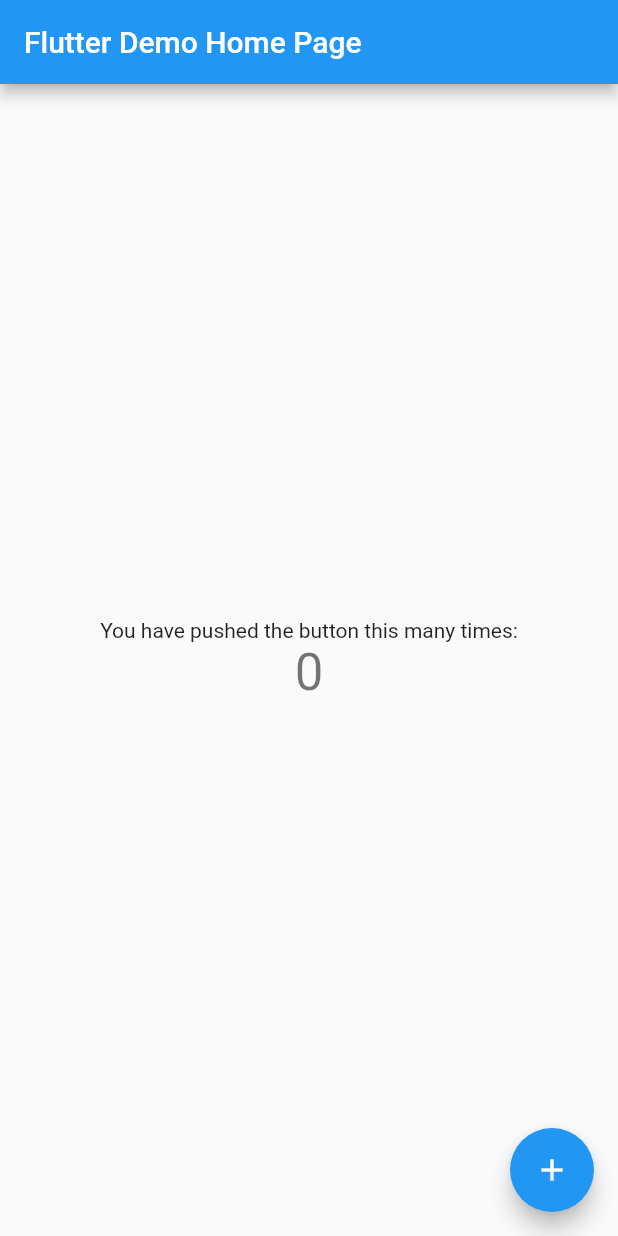
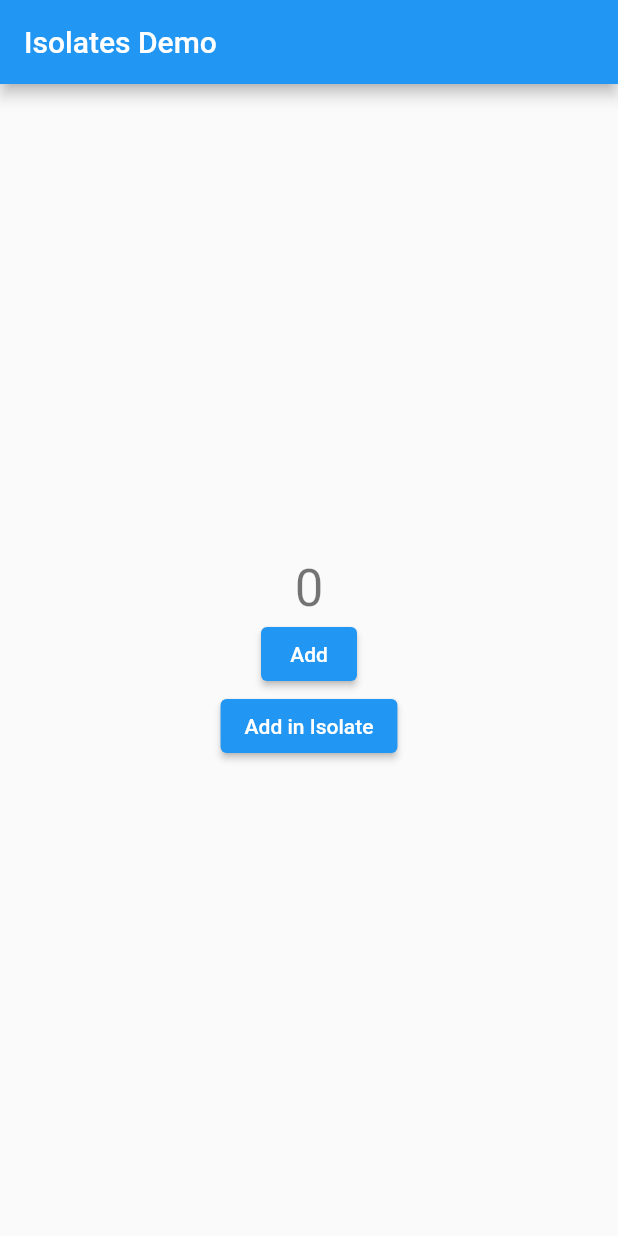
Before and after one commit to chloemk/Isolate, a Flutter app: the screen it shows after launch, on a phone screen of 412 x 824 dp. Run offline on Flutter 3.47's test engine with Material 2 defaults, Android fonts, the phone set to English and light mode, and no system bars.

Commit message:
add counter using isolate

```diff
--- a/lib/main.dart
+++ b/lib/main.dart
@@ -1,45 +1,54 @@
+import 'dart:isolate';
+
+import 'package:flutter/foundation.dart';
 import 'package:flutter/material.dart';
 
 void main() {
   runApp(const MyApp());
 }
 
+void isolateFunc(int finalNum) {
+  int _localCount = 0;
+
+  for (int i = 0; i < finalNum; i++) {
+    _localCount++;
+    if ((_localCount % 100) == 0) {
+      print('isolate: $_localCount');
+    }
+  }
+}
+
+int computeFunc(int finalNum) {
+  int _localCount = 0;
+
+  for (int i = 0; i < finalNum; i++) {
+    _localCount++;
+    if ((_localCount % 100) == 0) {
+      print('compute: $_localCount');
+    }
+  }
+  return _localCount;
+}
+
 class MyApp extends StatelessWidget {
   const MyApp({super.key});
 
-  // This widget is the root of your application.
   @override
   Widget build(BuildContext context) {
     return MaterialApp(
-      title: 'Flutter Demo',
+      title: 'Isolates Demo',
       theme: ThemeData(
-        // This is the theme of your application.
-        //
-        // Try running your application with "flutter run". You'll see the
-        // application has a blue toolbar. Then, without quitting the app, try
-        // changing the primarySwatch below to Colors.green and then invoke
-        // "hot reload" (press "r" in the console where you ran "flutter run",
-        // or simply save your changes to "hot reload" in a Flutter IDE).
-        // Notice that the counter didn't reset back to zero; the application
-        // is not restarted.
         primarySwatch: Colors.blue,
       ),
-      home: const MyHomePage(title: 'Flutter Demo Home Page'),
+      home: const MyHomePage(
+        title: 'Isolates Demo',
+      ),
     );
   }
 }
 
 class MyHomePage extends StatefulWidget {
   const MyHomePage({super.key, required this.title});
-
-  // This widget is the home page of your application. It is stateful, meaning
-  // that it has a State object (defined below) that contains fields that affect
-  // how it looks.
-
-  // This class is the configuration for the state. It holds the values (in this
-  // case the title) provided by the parent (in this case the App widget) and
-  // used by the build method of the State. Fields in a Widget subclass are
-  // always marked "final".
 
   final String title;
 
@@ -48,68 +57,50 @@ class MyHomePage extends StatefulWidget {
 }
 
 class _MyHomePageState extends State<MyHomePage> {
-  int _counter = 0;
+  int counter = 0;
 
-  void _incrementCounter() {
-    setState(() {
-      // This call to setState tells the Flutter framework that something has
-      // changed in this State, which causes it to rerun the build method below
-      // so that the display can reflect the updated values. If we changed
-      // _counter without calling setState(), then the build method would not be
-      // called again, and so nothing would appear to happen.
-      _counter++;
-    });
+  @override
+  void initState() {
+    // Isolate 만들기
+    // 실행하고 싶은 함수와 주고 싶은 인자 2가지가 필요하다.
+    // 그런데 함수는 클래스 밖에서 생성해야한다. 왜냐하면 main isolate가 앱 전체를 돌릴 것이고 연관되면 안되기 때문에 클래스 밖에서 함수를 생성할 것이다.
+    Isolate.spawn(isolateFunc, 1000);
+    super.initState();
+  }
+
+  Future<void> runCompute() async {
+    counter = await compute(computeFunc, 2000);
+    setState(() {});
   }
 
   @override
   Widget build(BuildContext context) {
-    // This method is rerun every time setState is called, for instance as done
-    // by the _incrementCounter method above.
-    //
-    // The Flutter framework has been optimized to make rerunning build methods
-    // fast, so that you can just rebuild anything that needs updating rather
-    // than having to individually change instances of widgets.
     return Scaffold(
       appBar: AppBar(
-        // Here we take the value from the MyHomePage object that was created by
-        // the App.build method, and use it to set our appbar title.
         title: Text(widget.title),
       ),
       body: Center(
-        // Center is a layout widget. It takes a single child and positions it
-        // in the middle of the parent.
         child: Column(
-          // Column is also a layout widget. It takes a list of children and
-          // arranges them vertically. By default, it sizes itself to fit its
-          // children horizontally, and tries to be as tall as its parent.
-          //
-          // Invoke "debug painting" (press "p" in the console, choose the
-          // "Toggle Debug Paint" action from the Flutter Inspector in Android
-          // Studio, or the "Toggle Debug Paint" command in Visual Studio Code)
-          // to see the wireframe for each widget.
-          //
-          // Column has various properties to control how it sizes itself and
-          // how it positions its children. Here we use mainAxisAlignment to
-          // center the children vertically; the main axis here is the vertical
-          // axis because Columns are vertical (the cross axis would be
-          // horizontal).
           mainAxisAlignment: MainAxisAlignment.center,
           children: <Widget>[
-            const Text(
-              'You have pushed the button this many times:',
+            Text(
+              '$counter',
+              style: Theme.of(context).textTheme.headline4,
             ),
-            Text(
-              '$_counter',
-              style: Theme.of(context).textTheme.headline4,
+            ElevatedButton(
+              onPressed: () async {
+                counter++;
+                setState(() {});
+              },
+              child: const Text('Add'),
+            ),
+            ElevatedButton(
+              onPressed: () async {},
+              child: const Text('Add in Isolate'),
             ),
           ],
         ),
       ),
-      floatingActionButton: FloatingActionButton(
-        onPressed: _incrementCounter,
-        tooltip: 'Increment',
-        child: const Icon(Icons.add),
-      ), // This trailing comma makes auto-formatting nicer for build methods.
     );
   }
 }
```
